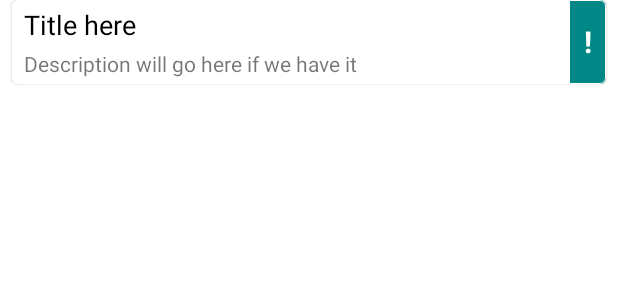
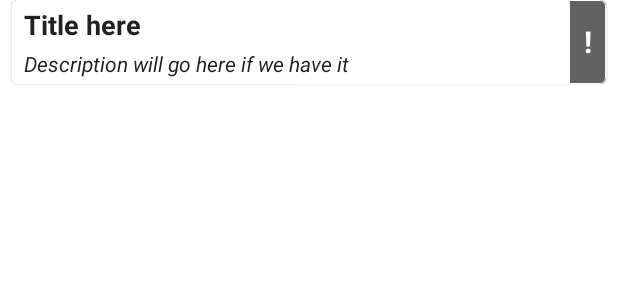
Before and after one commit to Tryden12/ToBuy, an Android app: the layout model_item_entity.xml on its own in the app's theme, with its tools: preview values and no code run, on a phone screen of 412 x 824 dp. Shown: the top 300 px of the screen. Run offline under Robolectric (Android 15) with nearby library versions, the phone set to English and light mode, and no system bars.

Commit message:
light and dark themes

```diff
--- a/app/src/main/java/com/tryden/tobuy/ui/home/HomeEpoxyController.kt
+++ b/app/src/main/java/com/tryden/tobuy/ui/home/HomeEpoxyController.kt
@@ -89,7 +89,7 @@ class HomeEpoxyController(
                 1 -> android.R.color.holo_green_dark
                 2 -> android.R.color.holo_orange_dark
                 3 -> android.R.color.holo_red_dark
-                else -> R.color.purple_700
+                else -> R.color.color_accent
             }
 
             val color = ContextCompat.getColor(root.context, colorRes)
--- a/app/src/main/res/layout/model_item_entity.xml
+++ b/app/src/main/res/layout/model_item_entity.xml
@@ -5,38 +5,46 @@
     android:layout_width="match_parent"
     android:layout_height="wrap_content"
     android:layout_marginHorizontal="8dp"
-    app:strokeWidth="1px"
-    app:cardCornerRadius="4dp">
+    app:cardCornerRadius="4dp"
+    app:strokeWidth="1px">
 
     <androidx.constraintlayout.widget.ConstraintLayout
         android:layout_width="match_parent"
-        android:layout_height="match_parent">
+        android:layout_height="match_parent"
+        android:minHeight="55dp">
 
         <androidx.appcompat.widget.AppCompatTextView
             android:id="@+id/titleTextView"
             android:layout_width="0dp"
             android:layout_height="wrap_content"
-            android:layout_marginStart="8dp"
+            android:layout_marginHorizontal="8dp"
             android:layout_marginTop="4dp"
             android:layout_marginBottom="4dp"
             android:textColor="?attr/colorOnSurface"
             android:textSize="18sp"
+            android:textStyle="bold"
             app:layout_constraintBottom_toTopOf="@+id/descriptionTextView"
+            app:layout_constraintEnd_toStartOf="@id/priorityTextView"
             app:layout_constraintStart_toStartOf="parent"
             app:layout_constraintTop_toTopOf="parent"
-            app:layout_constraintEnd_toEndOf="@id/priorityTextView"
+            app:layout_constraintVertical_chainStyle="packed"
             tools:text="Title here" />
 
         <androidx.appcompat.widget.AppCompatTextView
             android:id="@+id/descriptionTextView"
             android:layout_width="0dp"
             android:layout_height="wrap_content"
+            android:layout_marginEnd="8dp"
             android:layout_marginBottom="4dp"
+            android:textColor="?attr/colorOnSurface"
+            android:textStyle="italic"
             app:layout_constraintBottom_toBottomOf="parent"
+            app:layout_constraintEnd_toStartOf="@id/priorityTextView"
             app:layout_constraintStart_toStartOf="@id/titleTextView"
             app:layout_constraintTop_toBottomOf="@id/titleTextView"
-            app:layout_constraintEnd_toEndOf="@id/priorityTextView"
             tools:text="Description will go here if we have it" />
+
+
 
         <androidx.appcompat.widget.AppCompatTextView
             android:id="@+id/priorityTextView"
@@ -50,7 +58,7 @@
             app:layout_constraintBottom_toBottomOf="parent"
             app:layout_constraintEnd_toEndOf="parent"
             app:layout_constraintTop_toTopOf="parent"
-            tools:background="@color/teal_700" />
+            tools:background="@color/gray_700" />
 
     </androidx.constraintlayout.widget.ConstraintLayout>
 
--- a/app/src/main/res/values-night/themes.xml
+++ b/app/src/main/res/values-night/themes.xml
@@ -1,16 +1,25 @@
 <resources xmlns:tools="http://schemas.android.com/tools">
     <!-- Base application theme. -->
-    <style name="Theme.ToBuy" parent="Theme.MaterialComponents.DayNight.DarkActionBar">
+    <style name="Theme.ToBuy" parent="Theme.MaterialComponents.Light.DarkActionBar">
         <!-- Primary brand color. -->
-        <item name="colorPrimary">@color/purple_200</item>
-        <item name="colorPrimaryVariant">@color/purple_700</item>
-        <item name="colorOnPrimary">@color/black</item>
+        <item name="colorPrimary">@color/black</item>
+        <item name="colorPrimaryVariant">@color/black</item>
+        <item name="colorOnPrimary">@color/white</item>
         <!-- Secondary brand color. -->
-        <item name="colorSecondary">@color/teal_200</item>
-        <item name="colorSecondaryVariant">@color/teal_200</item>
+        <item name="colorSecondary">@color/secondaryLightColor</item>
+        <item name="colorSecondaryVariant">@color/secondaryLightColor</item>
         <item name="colorOnSecondary">@color/black</item>
         <!-- Status bar color. -->
-        <item name="android:statusBarColor">?attr/colorPrimaryVariant</item>
+        <item name="android:statusBarColor" tools:targetApi="l">?attr/colorPrimaryVariant</item>
         <!-- Customize your theme here. -->
+
+        <item name="background">@color/gray_900</item>
+        <item name="colorOnBackground">@color/gray_100</item>
+        <item name="colorSurface">@color/gray_800</item>
+        <item name="colorOnSurface">@color/gray_300</item>
+    </style>
+
+    <style name="ToBuyOutlinedBoxDense" parent="@style/Widget.MaterialComponents.TextInputLayout.OutlinedBox.Dense">
+        <item name="colorPrimary">?attr/colorOnBackground</item>
     </style>
 </resources>
--- a/app/src/main/res/values/colors.xml
+++ b/app/src/main/res/values/colors.xml
@@ -1,12 +1,5 @@
 <?xml version="1.0" encoding="utf-8"?>
 <resources>
-    <color name="purple_200">#FFBB86FC</color>
-    <color name="purple_500">#FF6200EE</color>
-    <color name="purple_700">#FF3700B3</color>
-    <color name="teal_200">#FF03DAC5</color>
-    <color name="teal_700">#FF018786</color>
-
-
     <color name="black">#FF000000</color>
     <color name="white">#FFFFFFFF</color>
     <color name="color_accent">#4d342b</color>
--- a/app/src/main/res/values/themes.xml
+++ b/app/src/main/res/values/themes.xml
@@ -1,16 +1,21 @@
 <resources xmlns:tools="http://schemas.android.com/tools">
     <!-- Base application theme. -->
-    <style name="Theme.ToBuy" parent="Theme.MaterialComponents.DayNight.DarkActionBar">
+    <style name="Theme.ToBuy" parent="Theme.MaterialComponents.Light.DarkActionBar">
         <!-- Primary brand color. -->
-        <item name="colorPrimary">@color/purple_500</item>
-        <item name="colorPrimaryVariant">@color/purple_700</item>
+        <item name="colorPrimary">@color/primaryColor</item>
+        <item name="colorPrimaryVariant">@color/primaryDarkColor</item>
         <item name="colorOnPrimary">@color/white</item>
         <!-- Secondary brand color. -->
-        <item name="colorSecondary">@color/teal_200</item>
-        <item name="colorSecondaryVariant">@color/teal_700</item>
-        <item name="colorOnSecondary">@color/black</item>
+        <item name="colorSecondary">@color/secondaryColor</item>
+        <item name="colorSecondaryVariant">@color/secondaryDarkColor</item>
+        <item name="colorOnSecondary">@color/white</item>
         <!-- Status bar color. -->
-        <item name="android:statusBarColor">?attr/colorPrimaryVariant</item>
+        <item name="android:statusBarColor" tools:targetApi="l">?attr/colorPrimaryVariant</item>
         <!-- Customize your theme here. -->
+
+        <item name="background">@color/primaryLightColor</item>
+        <item name="colorOnBackground">@color/gray_900</item>
+        <item name="colorSurface">@color/white</item>
+        <item name="colorOnSurface">@color/gray_900</item>
     </style>
 </resources>
```
